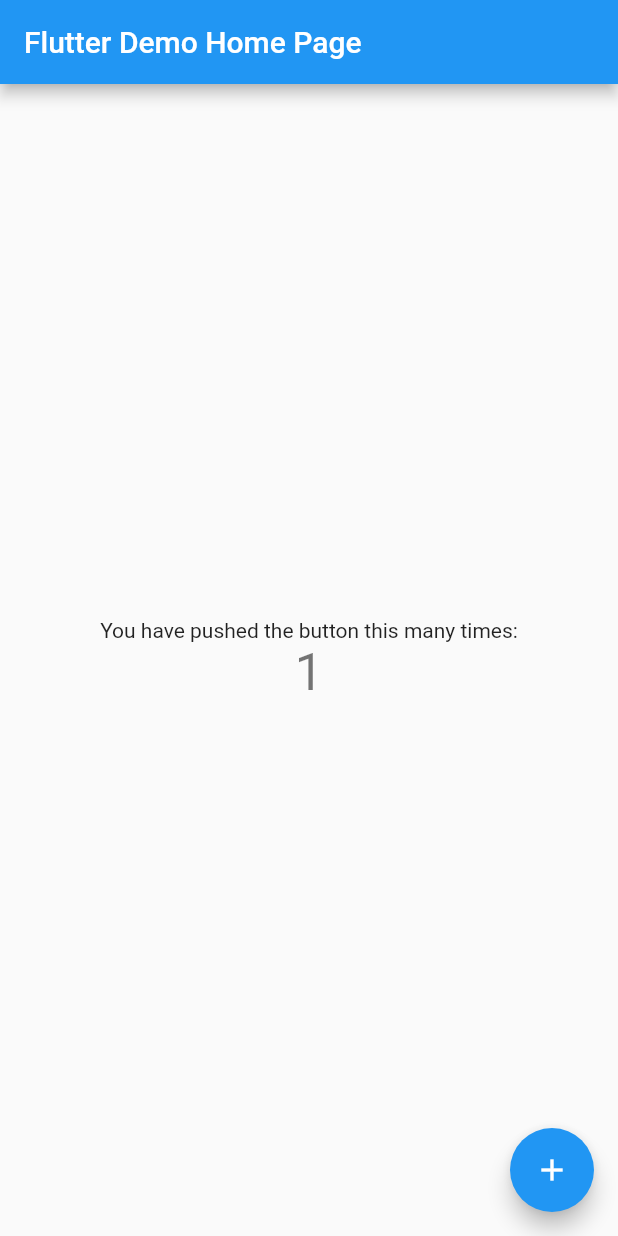
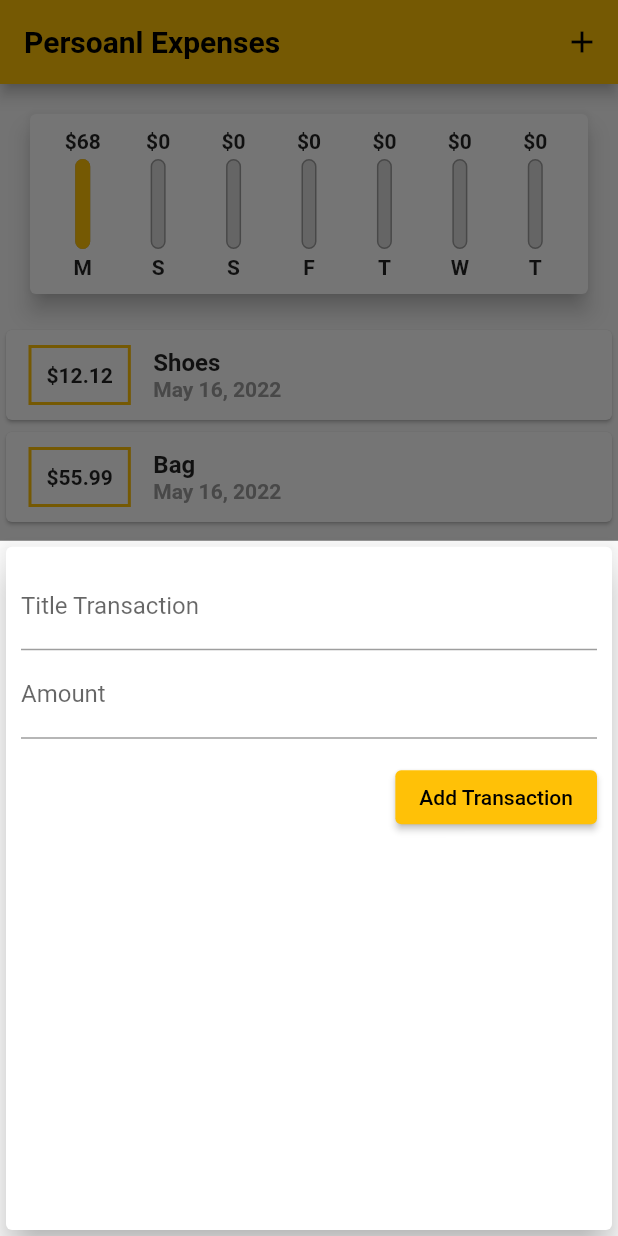
Before and after one commit to cheers-2/personal_expenses, a Flutter app: the screen it shows after launch, after a tap on the "add" icon, on a phone screen of 412 x 824 dp. Run offline on Flutter 3.47's test engine with Material 2 defaults, Android fonts, the phone set to English and light mode, and no system bars; Roboto replaces fonts that are missing (OpenSans, Quicksand).

```diff
--- a/lib/main.dart
+++ b/lib/main.dart
@@ -1,115 +1,126 @@
 import 'package:flutter/material.dart';
+import '../widgets/chart.dart';
+import '../widgets/transaction_list.dart';
+import '../models/transaction.dart';
+import '../widgets/add_transaction.dart';
 
-void main() {
-  runApp(const MyApp());
-}
+void main() => runApp(const MyApp());
 
 class MyApp extends StatelessWidget {
   const MyApp({Key? key}) : super(key: key);
 
-  // This widget is the root of your application.
   @override
   Widget build(BuildContext context) {
     return MaterialApp(
-      title: 'Flutter Demo',
+      title: 'Personal Expenses',
+      home: const MyHomePage(),
       theme: ThemeData(
-        // This is the theme of your application.
-        //
-        // Try running your application with "flutter run". You'll see the
-        // application has a blue toolbar. Then, without quitting the app, try
-        // changing the primarySwatch below to Colors.green and then invoke
-        // "hot reload" (press "r" in the console where you ran "flutter run",
-        // or simply save your changes to "hot reload" in a Flutter IDE).
-        // Notice that the counter didn't reset back to zero; the application
-        // is not restarted.
-        primarySwatch: Colors.blue,
+        primaryColor: Colors.amber,
+        colorScheme: ColorScheme.fromSwatch(
+          primarySwatch: Colors.amber,
+          accentColor: Colors.red,
+        ),
+        fontFamily: 'Quicksand',
+        textTheme: const TextTheme(
+          headline6: TextStyle(fontSize: 20.0, fontWeight: FontWeight.bold),
+          bodyText1: TextStyle(
+            fontSize: 16.0,
+            fontFamily: 'Quicksand',
+            fontWeight: FontWeight.bold,
+          ),
+          bodyText2: TextStyle(
+            fontSize: 14.0,
+            fontFamily: 'OpenSans',
+            fontWeight: FontWeight.bold,
+          ),
+        ),
       ),
-      home: const MyHomePage(title: 'Flutter Demo Home Page'),
     );
   }
 }
 
 class MyHomePage extends StatefulWidget {
-  const MyHomePage({Key? key, required this.title}) : super(key: key);
-
-  // This widget is the home page of your application. It is stateful, meaning
-  // that it has a State object (defined below) that contains fields that affect
-  // how it looks.
-
-  // This class is the configuration for the state. It holds the values (in this
-  // case the title) provided by the parent (in this case the App widget) and
-  // used by the build method of the State. Fields in a Widget subclass are
-  // always marked "final".
-
-  final String title;
+  const MyHomePage({Key? key}) : super(key: key);
 
   @override
   State<MyHomePage> createState() => _MyHomePageState();
 }
 
 class _MyHomePageState extends State<MyHomePage> {
-  int _counter = 0;
+  final List<Transaction> _userTransactions = [
+    Transaction(
+      id: 't1',
+      title: 'Shoes',
+      amount: 12.12,
+      date: DateTime.now(),
+    ),
+    Transaction(
+      id: 't2',
+      title: 'Bag',
+      amount: 55.99,
+      date: DateTime.now(),
+    )
+  ];
 
-  void _incrementCounter() {
+  List<Transaction> get _recentTransactions {
+    return _userTransactions.where((tx) {
+      return tx.date.isAfter(
+        DateTime.now().subtract(
+          const Duration(days: 7),
+        ),
+      );
+    }).toList();
+  }
+
+  void _addNewTransaction(String title, double amount) {
+    final newTransaction = Transaction(
+      id: DateTime.now().toString(),
+      title: title,
+      amount: amount,
+      date: DateTime.now(),
+    );
+
     setState(() {
-      // This call to setState tells the Flutter framework that something has
-      // changed in this State, which causes it to rerun the build method below
-      // so that the display can reflect the updated values. If we changed
-      // _counter without calling setState(), then the build method would not be
-      // called again, and so nothing would appear to happen.
-      _counter++;
+      _userTransactions.add(newTransaction);
     });
+  }
+
+  void _startAddNewTransaction(BuildContext ctx) {
+    showModalBottomSheet(
+      context: ctx,
+      builder: (_) {
+        return AddTransaction(_addNewTransaction);
+      },
+    );
   }
 
   @override
   Widget build(BuildContext context) {
-    // This method is rerun every time setState is called, for instance as done
-    // by the _incrementCounter method above.
-    //
-    // The Flutter framework has been optimized to make rerunning build methods
-    // fast, so that you can just rebuild anything that needs updating rather
-    // than having to individually change instances of widgets.
     return Scaffold(
       appBar: AppBar(
-        // Here we take the value from the MyHomePage object that was created by
-        // the App.build method, and use it to set our appbar title.
-        title: Text(widget.title),
+        title: const Text('Persoanl Expenses'),
+        actions: <Widget>[
+          IconButton(
+            icon: const Icon(Icons.add),
+            onPressed: () => _startAddNewTransaction(context),
+          )
+        ],
       ),
-      body: Center(
-        // Center is a layout widget. It takes a single child and positions it
-        // in the middle of the parent.
+      body: SingleChildScrollView(
         child: Column(
-          // Column is also a layout widget. It takes a list of children and
-          // arranges them vertically. By default, it sizes itself to fit its
-          // children horizontally, and tries to be as tall as its parent.
-          //
-          // Invoke "debug painting" (press "p" in the console, choose the
-          // "Toggle Debug Paint" action from the Flutter Inspector in Android
-          // Studio, or the "Toggle Debug Paint" command in Visual Studio Code)
-          // to see the wireframe for each widget.
-          //
-          // Column has various properties to control how it sizes itself and
-          // how it positions its children. Here we use mainAxisAlignment to
-          // center the children vertically; the main axis here is the vertical
-          // axis because Columns are vertical (the cross axis would be
-          // horizontal).
-          mainAxisAlignment: MainAxisAlignment.center,
+          // mainAxisAlignment: MainAxisAlignment.spaceAround,
+          crossAxisAlignment: CrossAxisAlignment.stretch,
           children: <Widget>[
-            const Text(
-              'You have pushed the button this many times:',
-            ),
-            Text(
-              '$_counter',
-              style: Theme.of(context).textTheme.headline4,
-            ),
+            Chart(_recentTransactions),
+            TransactionList(_userTransactions),
           ],
         ),
       ),
+      floatingActionButtonLocation: FloatingActionButtonLocation.centerFloat,
       floatingActionButton: FloatingActionButton(
-        onPressed: _incrementCounter,
-        tooltip: 'Increment',
         child: const Icon(Icons.add),
-      ), // This trailing comma makes auto-formatting nicer for build methods.
+        onPressed: () => _startAddNewTransaction(context),
+      ),
     );
   }
 }
--- /dev/null
+++ b/lib/models/transaction.dart
@@ -0,0 +1,13 @@
+class Transaction {
+  final String id;
+  final String title;
+  final double amount;
+  final DateTime date;
+
+  Transaction({
+    required this.id,
+    required this.title,
+    required this.amount,
+    required this.date,
+  });
+}
--- /dev/null
+++ b/lib/widgets/add_transaction.dart
@@ -0,0 +1,62 @@
+import 'package:flutter/material.dart';
+
+class AddTransaction extends StatefulWidget {
+  final Function addNewTranasction;
+
+  const AddTransaction(this.addNewTranasction, {Key? key}) : super(key: key);
+
+  @override
+  State<AddTransaction> createState() => _AddTransactionState();
+}
+
+class _AddTransactionState extends State<AddTransaction> {
+  final titleController = TextEditingController();
+
+  final amountController = TextEditingController();
+
+  void submitData() {
+    final enteredTitle = titleController.text;
+    final enteredAmount = double.parse(amountController.text);
+    if (enteredTitle.isEmpty || enteredAmount <= 0) {
+      return;
+    }
+    widget.addNewTranasction(
+      enteredTitle,
+      enteredAmount,
+    );
+    Navigator.of(context).pop();
+  }
+
+  @override
+  Widget build(BuildContext context) {
+    return Card(
+      elevation: 10,
+      child: Container(
+        padding: const EdgeInsets.all(10),
+        child: Column(
+          crossAxisAlignment: CrossAxisAlignment.end,
+          children: <Widget>[
+            TextField(
+              controller: titleController,
+              decoration: const InputDecoration(labelText: 'Title Transaction'),
+              onSubmitted: (_) => submitData(),
+            ),
+            TextField(
+              controller: amountController,
+              keyboardType: TextInputType.number,
+              decoration: const InputDecoration(labelText: 'Amount'),
+              onSubmitted: (_) => submitData(),
+            ),
+            Container(
+              margin: const EdgeInsets.only(top: 15),
+              child: ElevatedButton(
+                child: const Text('Add Transaction'),
+                onPressed: submitData,
+              ),
+            )
+          ],
+        ),
+      ),
+    );
+  }
+}
--- /dev/null
+++ b/lib/widgets/bar_chart.dart
@@ -0,0 +1,49 @@
+import 'package:flutter/material.dart';
+
+class ChartBar extends StatelessWidget {
+  final String label;
+  final double spendingAMount;
+  final double spendingPctOfTotal;
+
+  const ChartBar(this.label, this.spendingAMount, this.spendingPctOfTotal,
+      {Key? key})
+      : super(key: key);
+
+  @override
+  Widget build(BuildContext context) {
+    return Column(
+      children: <Widget>[
+        FittedBox(
+          child: Text('\$${spendingAMount.toStringAsFixed(0)}'),
+        ),
+        const SizedBox(height: 4),
+        Container(
+          height: 60,
+          width: 10,
+          child: Stack(
+            children: <Widget>[
+              Container(
+                decoration: BoxDecoration(
+                  border: Border.all(color: Colors.grey, width: 1.0),
+                  color: const Color.fromRGBO(220, 220, 220, 1),
+                  borderRadius: BorderRadius.circular(10),
+                ),
+              ),
+              FractionallySizedBox(
+                heightFactor: spendingPctOfTotal,
+                child: Container(
+                  decoration: BoxDecoration(
+                    color: Theme.of(context).primaryColor,
+                    borderRadius: BorderRadius.circular(10),
+                  ),
+                ),
+              ),
+            ],
+          ),
+        ),
+        const SizedBox(height: 4),
+        Text(label),
+      ],
+    );
+  }
+}
--- /dev/null
+++ b/lib/widgets/chart.dart
@@ -0,0 +1,59 @@
+import 'package:flutter/material.dart';
+import 'package:intl/intl.dart';
+import '../widgets/bar_chart.dart';
+import '../models/transaction.dart';
+
+class Chart extends StatelessWidget {
+  final List<Transaction> recentTransaction;
+  const Chart(this.recentTransaction, {Key? key}) : super(key: key);
+
+  List<Map<String, Object>> get groupTransactionValue {
+    return List.generate(7, (index) {
+      final weekDay = DateTime.now().subtract(Duration(days: index));
+      double totalSum = 0.0;
+      for (var i = 0; i < recentTransaction.length; i++) {
+        if (recentTransaction[i].date.day == weekDay.day &&
+            recentTransaction[i].date.month == weekDay.month &&
+            recentTransaction[i].date.year == weekDay.year) {
+          totalSum += recentTransaction[i].amount;
+        }
+      }
+      return {
+        'day': DateFormat.E().format(weekDay).substring(0, 1),
+        'amount': totalSum,
+      };
+    });
+  }
+
+  double get maxSpending {
+    return groupTransactionValue.fold(0.0, (sum, item) {
+      return sum + (item['amount'] as double);
+    });
+  }
+
+  @override
+  Widget build(BuildContext context) {
+    return Card(
+      elevation: 6,
+      margin: const EdgeInsets.all(20),
+      child: Padding(
+        padding: const EdgeInsets.all(10),
+        child: Row(
+          mainAxisAlignment: MainAxisAlignment.spaceAround,
+          children: groupTransactionValue.map((data) {
+            return Flexible(
+              fit: FlexFit.tight,
+              child: ChartBar(
+                data['day'] as String,
+                data['amount'] as double,
+                maxSpending == 0.0
+                    ? 0.0
+                    : (data['amount'] as double) / maxSpending,
+              ),
+            );
+          }).toList(),
+        ),
+      ),
+    );
+  }
+}
--- /dev/null
+++ b/lib/widgets/transaction_list.dart
@@ -0,0 +1,79 @@
+import 'package:flutter/material.dart';
+import 'package:intl/intl.dart';
+
+import '../models/transaction.dart';
+
+class TransactionList extends StatelessWidget {
+  final List<Transaction> transactions;
+
+  const TransactionList(this.transactions, {Key? key}) : super(key: key);
+
+  @override
+  Widget build(BuildContext context) {
+    return Container(
+      height: 300,
+      child: transactions.isEmpty
+          ? Column(
+              children: <Widget>[
+                Text(
+                  'No Transaction Add Yet',
+                  style: Theme.of(context).textTheme.bodyText2,
+                ),
+                const SizedBox(
+                  height: 10,
+                ),
+                Container(
+                  height: 250,
+                  child: Image.asset(
+                    'assets/images/waiting.png',
+                    fit: BoxFit.cover,
+                  ),
+                )
+              ],
+            )
+          : ListView.builder(
+              itemBuilder: (ctx, index) {
+                return Card(
+                  child: Row(
+                    children: <Widget>[
+                      Container(
+                        margin: const EdgeInsets.symmetric(
+                          vertical: 10,
+                          horizontal: 15,
+                        ),
+                        decoration: BoxDecoration(
+                          border: Border.all(
+                            color: Theme.of(context).primaryColor,
+                            width: 2,
+                          ),
+                        ),
+                        padding: const EdgeInsets.all(10),
+                        child: Text(
+                          '\$${transactions[index].amount.toStringAsFixed(2)}',
+                          style: Theme.of(context).textTheme.bodyText2,
+                        ),
+                      ),
+                      Column(
+                        crossAxisAlignment: CrossAxisAlignment.start,
+                        children: <Widget>[
+                          Text(
+                            transactions[index].title,
+                            style: Theme.of(context).textTheme.bodyText1,
+                          ),
+                          Text(
+                            DateFormat.yMMMd().format(transactions[index].date),
+                            style: const TextStyle(
+                              color: Colors.grey,
+                            ),
+                          ),
+                        ],
+                      ),
+                    ],
+                  ),
+                );
+              },
+              itemCount: transactions.length,
+            ),
+    );
+  }
+}
--- a/pubspec.yaml
+++ b/pubspec.yaml
@@ -34,6 +34,7 @@ dependencies:
   # The following adds the Cupertino Icons font to your application.
   # Use with the CupertinoIcons class for iOS style icons.
   cupertino_icons: ^1.0.2
+  intl: ^0.17.0
 
 dev_dependencies:
   flutter_test:
```
Also changed, not shown: assets/fonts/OpenSans-Bold.ttf (added), assets/fonts/OpenSans-Regular.ttf (added), assets/fonts/Quicksand-Bold.ttf (added), assets/fonts/Quicksand-Light.ttf (added), assets/fonts/Quicksand-Medium.ttf (added), assets/fonts/Quicksand-Regular.ttf (added), assets/images/waiting.png (added), pubspec.lock.
